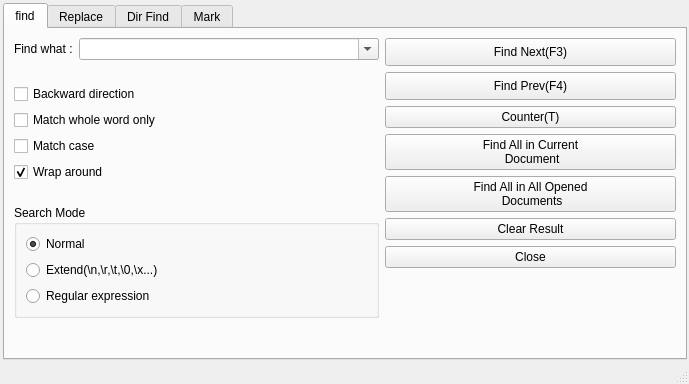
Qt form src/findwin.ui (x2009again/notepad--) before a commit.
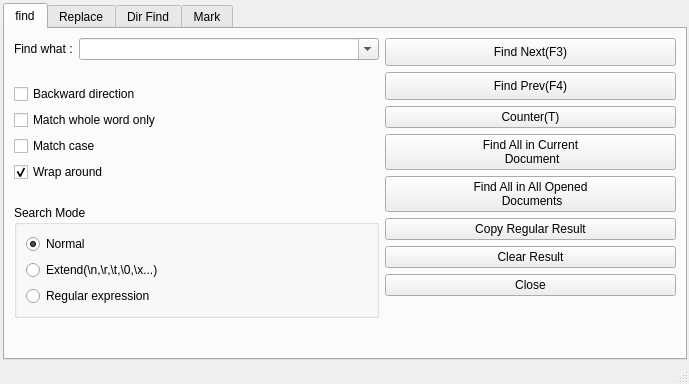
The same form after that commit. Icons and pictures are not drawn.

Diff of the .ui file:
```diff
--- a/src/findwin.ui
+++ b/src/findwin.ui
@@ -286,6 +286,13 @@
             </property>
            </widget>
           </item>
+          <item>
+           <widget class="QPushButton" name="copyReResultBt">
+            <property name="text">
+             <string>Copy Regular Result</string>
+            </property>
+           </widget>
+          </item>
           <item>
            <widget class="QPushButton" name="findClearBt">
             <property name="minimumSize">
```
Left out of the diff: 41 changed lines with no effect on the pictures.
